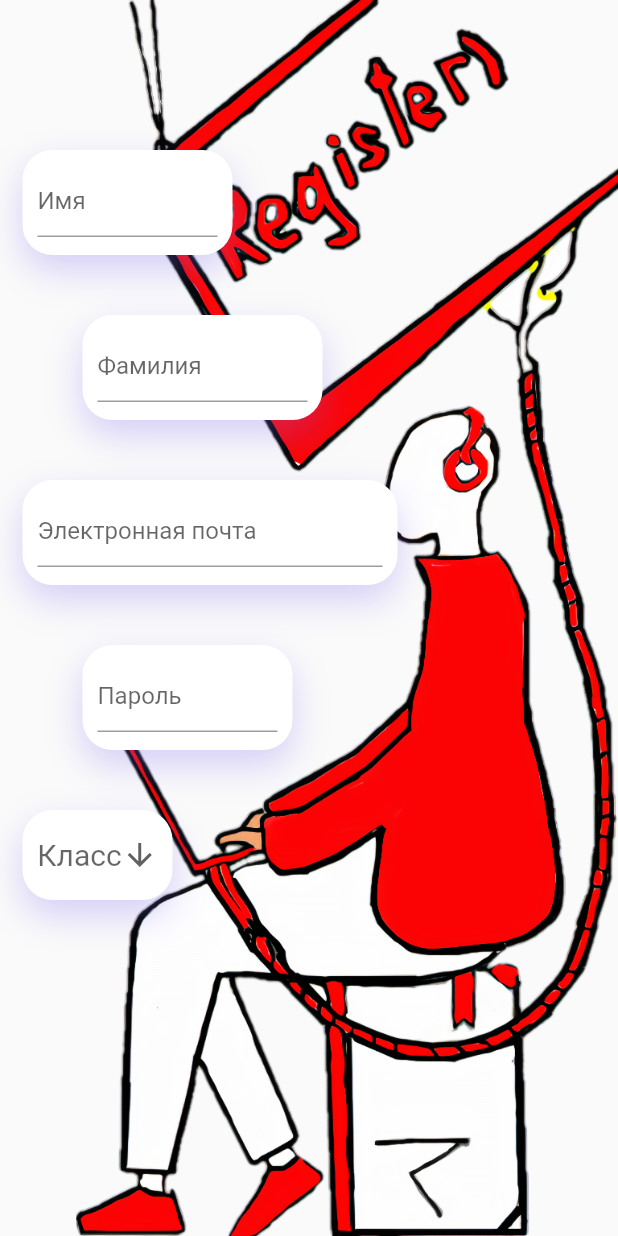
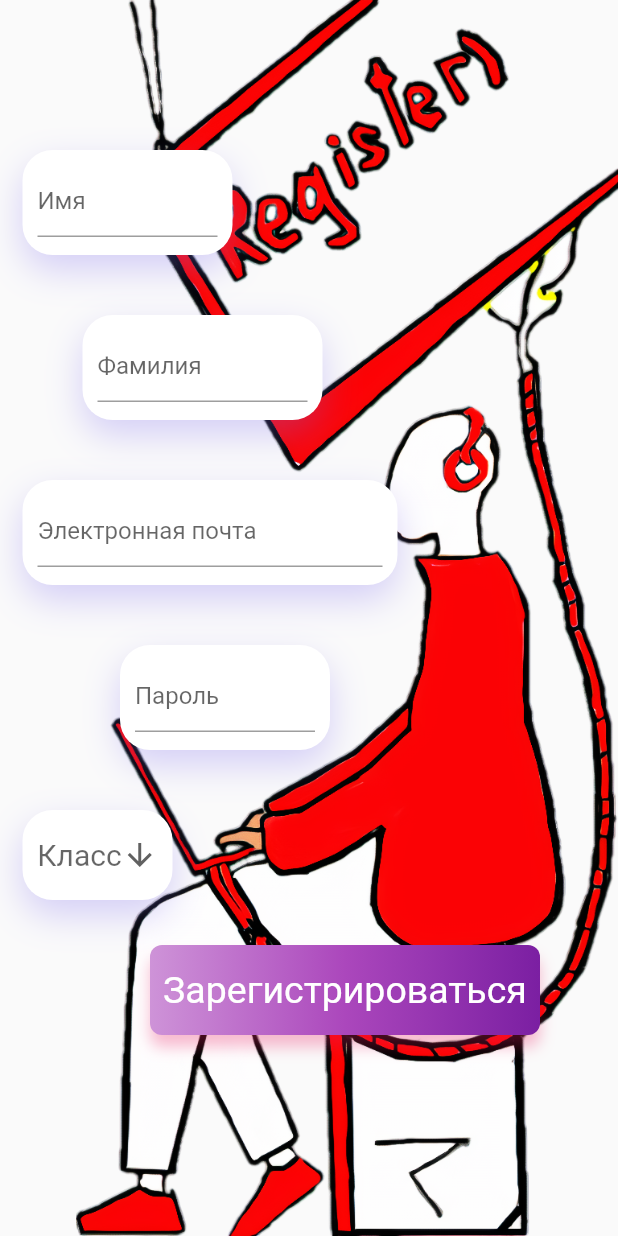
Before and after one commit to Lloydtechlead/TheLearn, a Flutter app: the screen it shows after launch, on a phone screen of 412 x 824 dp. Run offline on Flutter 3.47's test engine with Material 2 defaults, Android fonts, the phone set to English and light mode, and no system bars; our stand-ins replace firebase_auth, google_sign_in; accounts and stored records are empty.

```diff
--- a/lib/pages/sign_up_page.dart
+++ b/lib/pages/sign_up_page.dart
@@ -14,6 +14,9 @@ class SignUpPage extends StatefulWidget{
 
 class _SignUpState extends State<SignUpPage>{
 
+  final GlobalKey<FormState> _formKey = GlobalKey<FormState>();
+
+  String _email,_password;
   String dropdownValue;
 
   @override
@@ -84,6 +87,10 @@ class _SignUpState extends State<SignUpPage>{
               ),
             ),
             SizedBox(height: 40),
+            Form(
+              key: _formKey,
+              child: Column(
+                children: <Widget>[
                   Container(
                     margin: EdgeInsets.only(left: 15),
                     height: 70,
@@ -101,17 +108,23 @@ class _SignUpState extends State<SignUpPage>{
                     child: Column(
                       children: <Widget>[
                         TextFormField(
+                          validator: (input) {
+                            if(input.isEmpty){
+                              return 'Введите электронный адрес';
+                            }
+                          },
                           keyboardType: TextInputType.emailAddress,
                           decoration: InputDecoration(
                             hintText: 'Электронная почта',
                           ),
+                          onSaved: (input) => _email = input,
                         )
                       ],
                     ),
                   ),
                   SizedBox(height: 40),
                   Container(
-              margin: EdgeInsets.only(left: 55),
+                    margin: EdgeInsets.only(left: 35),
                     height: 70,
                     width: 140,
                     padding: EdgeInsets.all(10),
@@ -127,11 +140,20 @@ class _SignUpState extends State<SignUpPage>{
                     child: Column(
                       children: <Widget>[
                         TextFormField(
+                          validator: (input) {
+                            if(input.length < 8){
+                              return 'Пароль должен быть более 8 символов';
+                            }
+                          },
                           obscureText: true,
                           decoration: InputDecoration(
                               hintText: 'Пароль'
                           ),
+                            onSaved: (input) => _password = input
                         )
+                      ],
+                    ),
+                  ),
                 ],
               ),
             ),
@@ -174,10 +196,53 @@ class _SignUpState extends State<SignUpPage>{
                     }).toList()
                 ),
               )
-            )
+            ),
+            SizedBox(height: 30),
+            InkWell(
+              child: Container(
+                margin: EdgeInsets.only(left: 100),
+                width: 260,
+                height: 60,
+                decoration: BoxDecoration(
+                  gradient: LinearGradient(colors: [
+                    Colors.purple[200],
+                    Colors.purple[400],
+                    Colors.purple[700]
+                  ]),
+                  borderRadius: BorderRadius.circular(8),
+                  boxShadow: [BoxShadow(
+                      color: Colors.pink.withOpacity(.3),
+                      offset: Offset(0, 8),
+                      blurRadius: 8
+                  )],
+                ),
+                child: Material(
+                  color: Colors.transparent,
+                  child: InkWell(
+                    onTap: () {
+                      signUp();
+                    },
+                    child: Center(
+                      child: Text('Зарегистрироваться', style: TextStyle(color: Colors.white, fontSize: 25)),
+                    ),
+                  ),
+                ),
+              ),
+            ),
           ],
         )
       ),
     );
   }
+
+  void signUp() async {
+    if(_formKey.currentState.validate()){
+      _formKey.currentState.save();
+      try{
+        await FirebaseAuth.instance.createUserWithEmailAndPassword(email: _email, password: _password);
+      }catch(e){
+        print(e.message);
       }
+    }
+  }
+}
```
Lines whose indentation alone changed are shown as unchanged.
